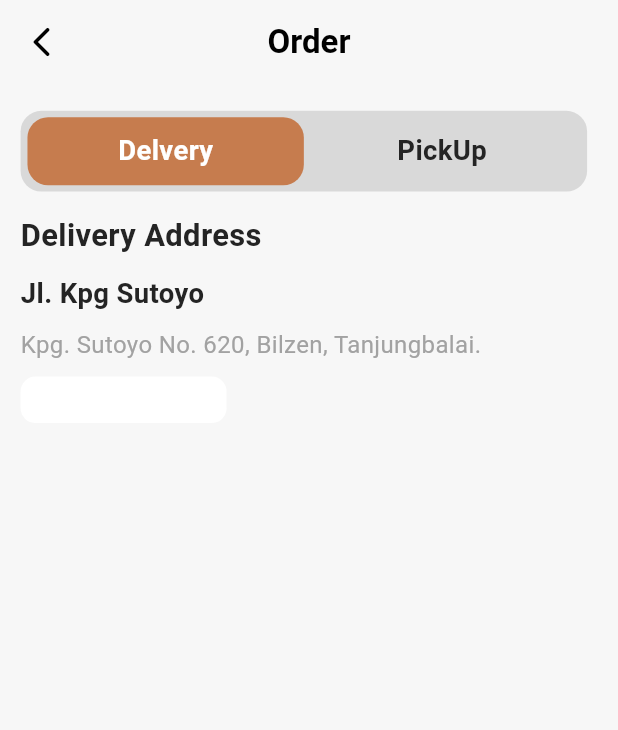
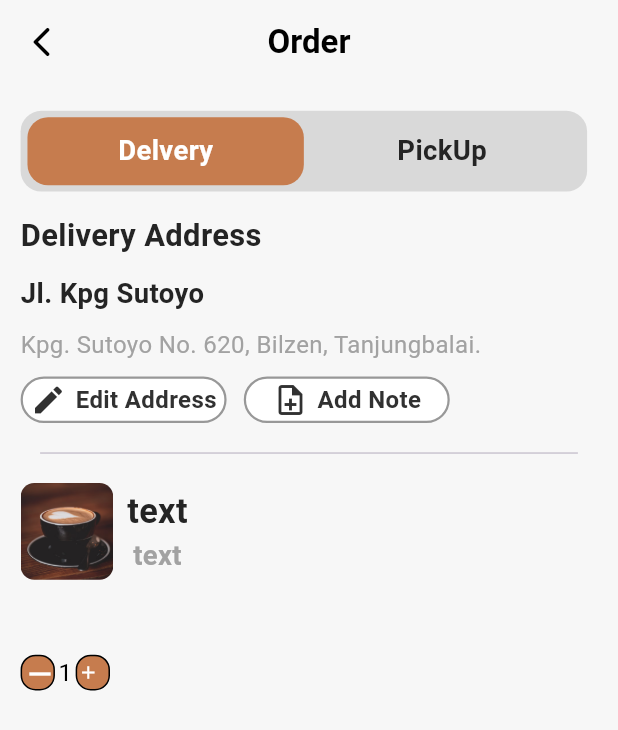
Before and after one commit to Hussain-Shadab/CS, a Flutter app: the screen it shows after launch, on a phone screen of 412 x 824 dp. Shown: the top 730 px of the screen. Run offline on Flutter 3.47's test engine with Material 3 defaults, Android fonts, the phone set to English and light mode, and no system bars; our stand-ins replace flutter_screenutil.

Commit message:
item Deatil screen 85% completed

```diff
--- a/lib/resources/component/custom_button.dart
+++ b/lib/resources/component/custom_button.dart
@@ -21,6 +21,8 @@ class CustomButton extends StatelessWidget {
   final Alignment? alignment;
   final Align ? align;
   final Widget ? child;
+  final Border ? border;
+  final Color ? borderColor;
   const CustomButton(
       {Key? key,
         this.child,
@@ -42,7 +44,8 @@ class CustomButton extends StatelessWidget {
       this.width,
       this.alignment,
         this.align,
-
+        this.border,
+        this.borderColor,
       })
       : super(key: key);
 
@@ -59,27 +62,35 @@ class CustomButton extends StatelessWidget {
         decoration: BoxDecoration(
           color: backgroundColor ?? AppColors.primaryColor,
           borderRadius: borderRadius ?? BorderRadius.all(Radius.circular(10)),
+          border: border ?? Border.all()
         ),
         child: Center(
-          child: child ??
-              (text != null
-                  ? Text(
-                text!,
-                style: TextStyle(
-                  fontSize: fontSize ?? 16, // Default font size
-                  fontWeight: fontWeight ?? FontWeight.bold, // Default font weight
+          child: Row(
+            mainAxisSize: MainAxisSize.min, // To keep content centered
+            children: [
+              if (iconData != null) ...[
+                Icon(
+                  iconData,
+                  size: fontSize ?? 24,
+                  color: iconColor ?? AppColors.whiteColor,
                 ),
-              )
-                  : (iconData != null
-                  ? Icon(
-                iconData,
-                size: fontSize ?? 24,
-                color: textColor ?? AppColors.whiteColor,
-              )
-                  : SizedBox())),
+                SizedBox(width: 6), // Space between icon & text
+              ],
+              if (text != null)
+                Text(
+                  text!,
+                  style: TextStyle(
+                    fontSize: fontSize ?? 16,
+                    fontWeight: fontWeight ?? FontWeight.bold,
+                    color: textColor ?? AppColors.whiteColor,
+                  ),
+                ),
+            ],
+          ),
         ),
       ),
     );
 
+
   }
 }
--- a/lib/resources/constant/images.dart
+++ b/lib/resources/constant/images.dart
@@ -1,8 +1,8 @@
 
 
-import 'dart:ui';
 
-import 'package:flutter/cupertino.dart';
+
+
 
 class AppImages{
 
--- a/lib/view/home_screen.dart
+++ b/lib/view/home_screen.dart
@@ -19,12 +19,7 @@ class HomeScreen extends StatelessWidget {
   HomeScreen({Key? key, required this.imgPath, required this.imgtext})
       : super(key: key);
 
-  final List<Widget> _pages = [
-    Text('0'),
-    Text('1'),
-    Text('4'),
-    Text('5'),
-  ];
+
 
   @override
   Widget build(BuildContext context) {
--- a/lib/view/order_screen.dart
+++ b/lib/view/order_screen.dart
@@ -1,5 +1,7 @@
 
 import 'package:coffee_shop/resources/component/custom_button.dart';
+import 'package:coffee_shop/resources/component/tab_buttons_coffee.dart';
+import 'package:coffee_shop/resources/constant/images.dart';
 import 'package:flutter/cupertino.dart';
 import 'package:flutter/material.dart';
 import 'package:flutter_screenutil/flutter_screenutil.dart';
@@ -134,14 +136,75 @@ class _OrderScreenState extends State<OrderScreen> {
             ),
             ),
             SizedBox(height: 8.h,),
-            CustomButton(
-              height: 26.h,
-              width: 120.w,
-              backgroundColor: AppColors.whiteColor,
+            Row(
+              children: [
+                CustomButton(
+                  height: 26.h,
+                  width: 120.w,
+                  backgroundColor: AppColors.whiteColor,
+                  borderRadius: BorderRadius.circular(15.r),
+                  border: Border.all(width: 1.5,color: AppColors.bgColor1st.withOpacity(0.5)),
 
-              icon: Icon(Icons.edit,size: 14.dm,),
+                  iconData: Icons.edit,
+                iconColor: AppColors.bgColor1st,
+                text: 'Edit Address',
+                  textColor: AppColors.bgColor1st,
+                ),
+                SizedBox(width: 10.w,),
+                CustomButton(
+                  height: 26.h,
+                  width: 120.w,
+                  backgroundColor: AppColors.whiteColor,
+                  borderRadius: BorderRadius.circular(15.r),
+                  border: Border.all(width: 1.5,color: AppColors.bgColor1st.withOpacity(0.5)),
+                  iconData: Icons.note_add_outlined,
+                  iconColor: AppColors.bgColor1st,
+                  text: 'Add Note',
+                  textColor: AppColors.bgColor1st,
+                ),
+              ],
+            ),SizedBox(height: 10.h,),
+            Divider(
+              indent: 13,
+              endIndent: 13,
             ),
+            SizedBox(height: 10.h,),
+            Row(
 
+              children: [
+                Container(
+                  width: 54.w,
+                  height: 54.h,
+
+                  child: ClipRRect(
+                    borderRadius: BorderRadius.circular(8.r),
+                    child: Image.asset(
+                      AppImages.coffePana,
+                      fit: BoxFit.cover,
+
+                    ),
+                  ),
+                ),
+                SizedBox(width: 8.w,),
+                Column(
+                  // mainAxisAlignment: MainAxisAlignment.spaceAround,
+                  children: [
+                    CustomText(text: 'text',style: TextStyle(
+                      color: AppColors.titleTextColor,
+                    fontSize: 20.sp,fontWeight: FontWeight.w600,
+                    ),),
+                    CustomText(text: 'text',style: TextStyle(
+                      color: AppColors.subTitleTextColor,
+                      fontSize: 16.sp,fontWeight: FontWeight.w600,
+                    ),),
+                  ],
+                ),
+
+
+              ],
+            ),
+            SizedBox(height: 50,),
+            IncrementDecrement()
           ],
         ),
       ),
```
